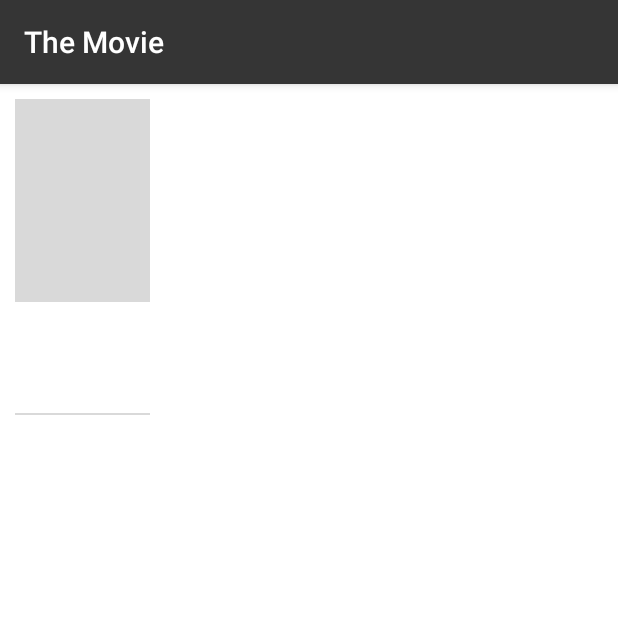
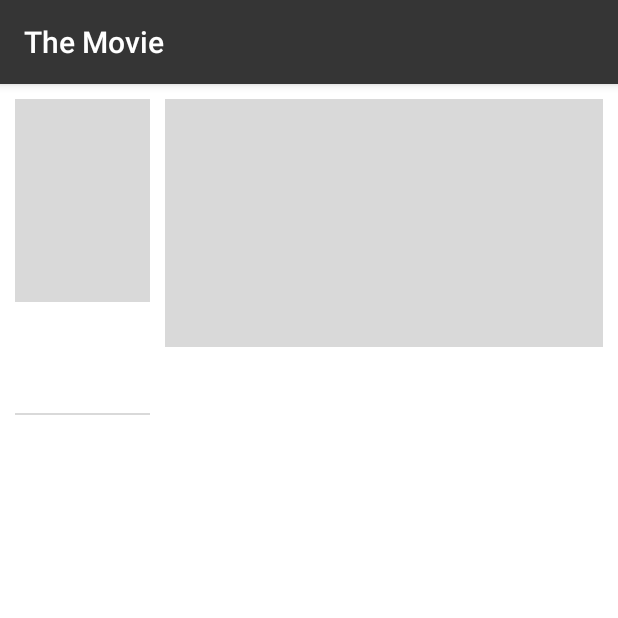
Before and after one commit to thalespessoa/themoviedb, an Android app: the fragment DetailsFragment placed in its activity, on a phone screen of 412 x 824 dp, the top half of it. Run offline under Robolectric (Android 15) with nearby library versions, the phone set to English and light mode, and no system bars; our stand-ins replace ButterKnife, Dagger/Hilt's generated code, Picasso; pictures from the network do not load.

Commit message:
adding landscape image on details screen

```diff
--- a/app/src/main/res/layout/fragment_details.xml
+++ b/app/src/main/res/layout/fragment_details.xml
@@ -43,14 +43,26 @@
         android:layout_width="match_parent"
         android:layout_height="match_parent"
         android:layout_alignTop="@id/info"
-        android:layout_toRightOf="@id/info">
+        android:layout_toRightOf="@id/info"
+        android:layout_marginLeft="10dp">
 
-        <TextView
-            android:id="@+id/tv_description"
-            android:layout_width="wrap_content"
+        <LinearLayout
+            android:layout_width="match_parent"
             android:layout_height="wrap_content"
-            android:layout_marginLeft="10dp"
-            android:textColor="@color/colorBaseDark"
-            android:textSize="16sp" />
+            android:orientation="vertical">
+            <ImageView
+                android:id="@+id/iv_landscape"
+                android:layout_width="match_parent"
+                android:layout_height="165dp"
+                android:background="@color/colorBase"/>
+
+            <TextView
+                android:id="@+id/tv_description"
+                android:layout_width="wrap_content"
+                android:layout_height="wrap_content"
+                android:layout_marginTop="5dp"
+                android:textColor="@color/colorBaseDark"
+                android:textSize="16sp" />
+        </LinearLayout>
     </ScrollView>
 </com.pixformance.themovie.util.SlidingRelativeLayout>
```
Also changed, not shown: app/src/main/java/com/pixformance/themovie/search/DetailsFragment.java (+13 -0 lines).
